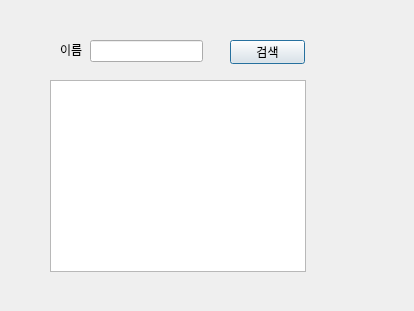
Old version of the form SearchDialog.ui in the repository nawhis2/VEDA_QTproject.
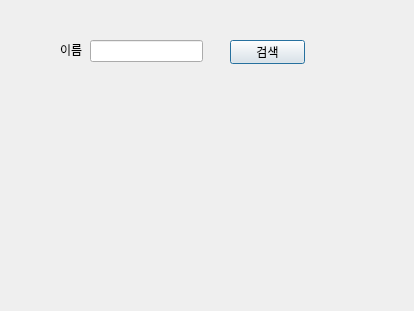
New version of the form.

Commit message: update : add search algorithm

```diff
--- a/SearchDialog.ui
+++ b/SearchDialog.ui
@@ -13,16 +13,6 @@
   <property name="windowTitle">
    <string>Dialog</string>
   </property>
-  <widget class="QTableWidget" name="tableWidget">
-   <property name="geometry">
-    <rect>
-     <x>50</x>
-     <y>80</y>
-     <width>256</width>
-     <height>192</height>
-    </rect>
-   </property>
-  </widget>
   <widget class="QLabel" name="label">
    <property name="geometry">
     <rect>
```
The commit also changes 2 other files.
